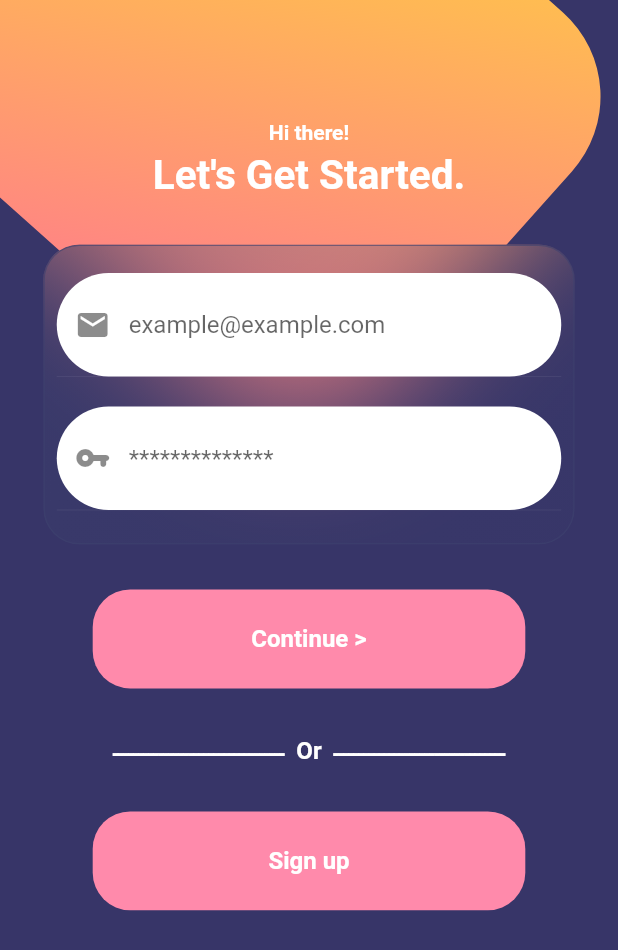
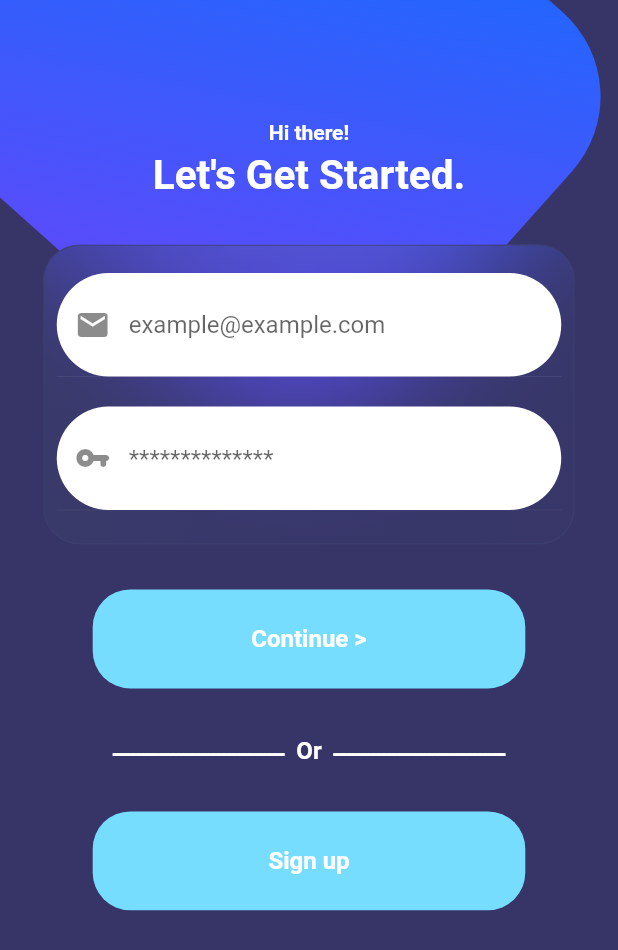
Before and after one commit to Rayanjh/I-Job, a Flutter app: the register screen opened directly, on a phone screen of 412 x 824 dp. Shown: the top 950 px of the screen. Run offline on Flutter 3.47's test engine with Material 2 defaults, Android fonts, the phone set to English and light mode, and no system bars; drawn by our look-alikes of glass_kit.

Commit message:
Update colors.dart
change background color

```diff
--- a/lib/material/colors.dart
+++ b/lib/material/colors.dart
@@ -6,13 +6,14 @@ bool x = false;
 
 
 const kBackgroundColor = Color(0xFF373568);
-const kBackgroundColorMix = [Color(0xFFFFE130),Color(0xFFFF8484)];
+const kBackgroundColorMix = [Color(0xFF0076FF),Color(0xFF5B4BFA)];
 const kmenuBackgroundColor = Color(0xFF3D416E); //0xFF373956
 
 
 
 const menuBackgroundColor2 = Color(0xFFB8DBD9);
-const kbutton = Color(0xFFFF8AAB);
+const kbutton = Color(0xFF77DDFF);
+//0xFFFF8AAB
 const kColor1 = Color(0xFF0F1108);
 
 
```
